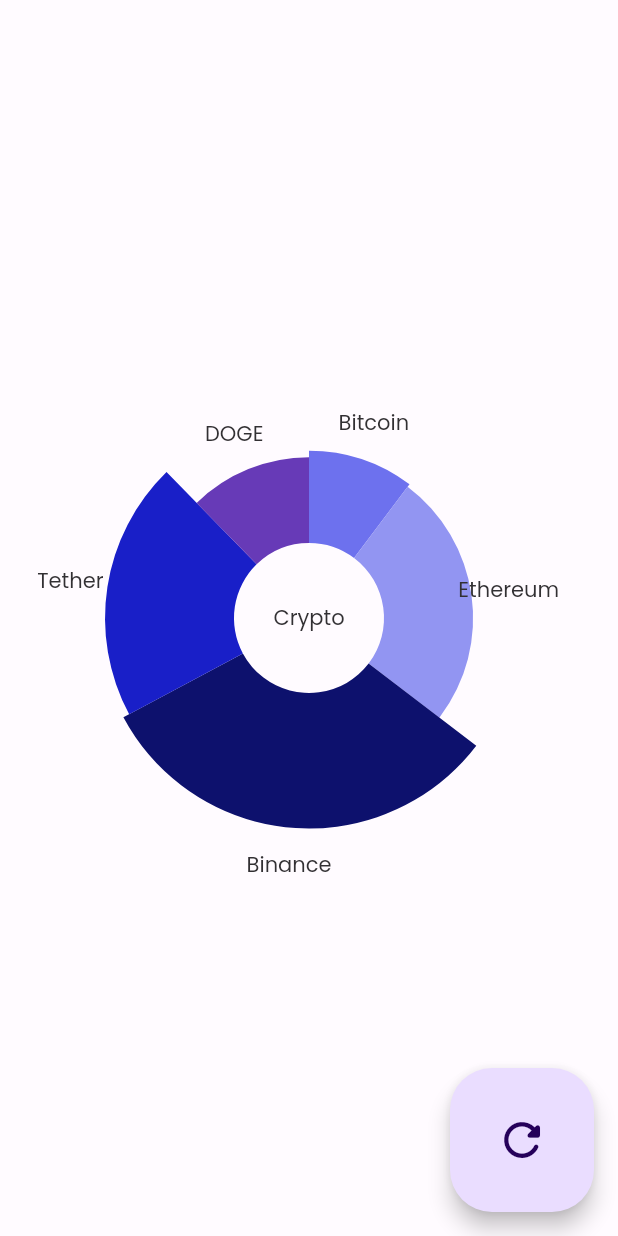
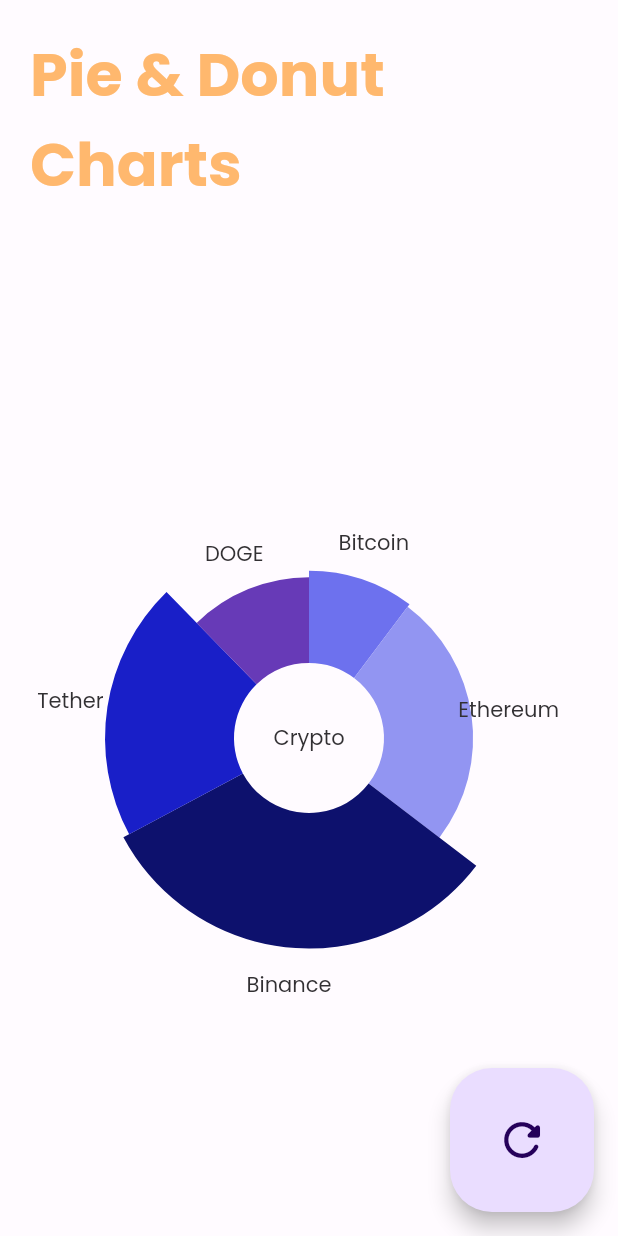
Before and after one commit to wednesday-solutions/chart_it, a Flutter app: the TestPieCharts screen opened directly, on a phone screen of 412 x 824 dp. Run offline on Flutter 3.47's test engine with Material 2 defaults, Android fonts, the phone set to English and light mode, and no system bars; our stand-ins replace equatable, flutter_svg, google_fonts, responsive_sizer, sidebarx, universal_platform; missing offline and left inert: flutter_displaymode.

Commit message:
Added Title Heading for chart pages

```diff
--- a/example/lib/screens/pie_charts.dart
+++ b/example/lib/screens/pie_charts.dart
@@ -1,8 +1,10 @@
 import 'dart:math';
 
 import 'package:chart_it/chart_it.dart';
+import 'package:example/themes/dark_theme.dart';
 import 'package:flutter/material.dart';
 import 'package:google_fonts/google_fonts.dart';
+import 'package:responsive_sizer/responsive_sizer.dart';
 
 var rng = Random();
 
@@ -24,6 +26,20 @@ class _TestPieChartsState extends State<TestPieCharts> {
       ),
       body: Column(
         children: [
+          Align(
+            alignment: Alignment.centerLeft,
+            child: Padding(
+              padding: const EdgeInsets.all(20.0),
+              child: Text(
+                'Pie & Donut Charts',
+                style: TextStyle(
+                  color: darkTheme.tertiary,
+                  fontSize: 26.sp,
+                  fontWeight: FontWeight.bold,
+                ),
+              ),
+            ),
+          ),
           Expanded(
             child: PieChart(
               title: const Text('Demo Chart'),
```
Also changed, not shown: example/lib/screens/bar_charts.dart (+16 -0 lines).
